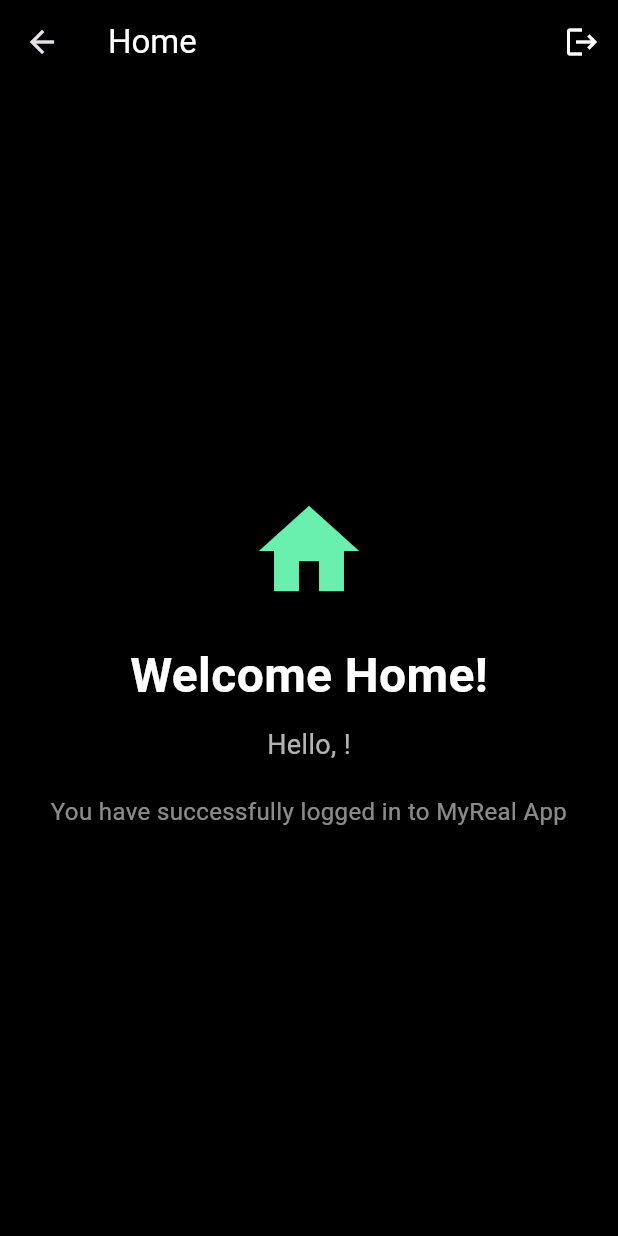
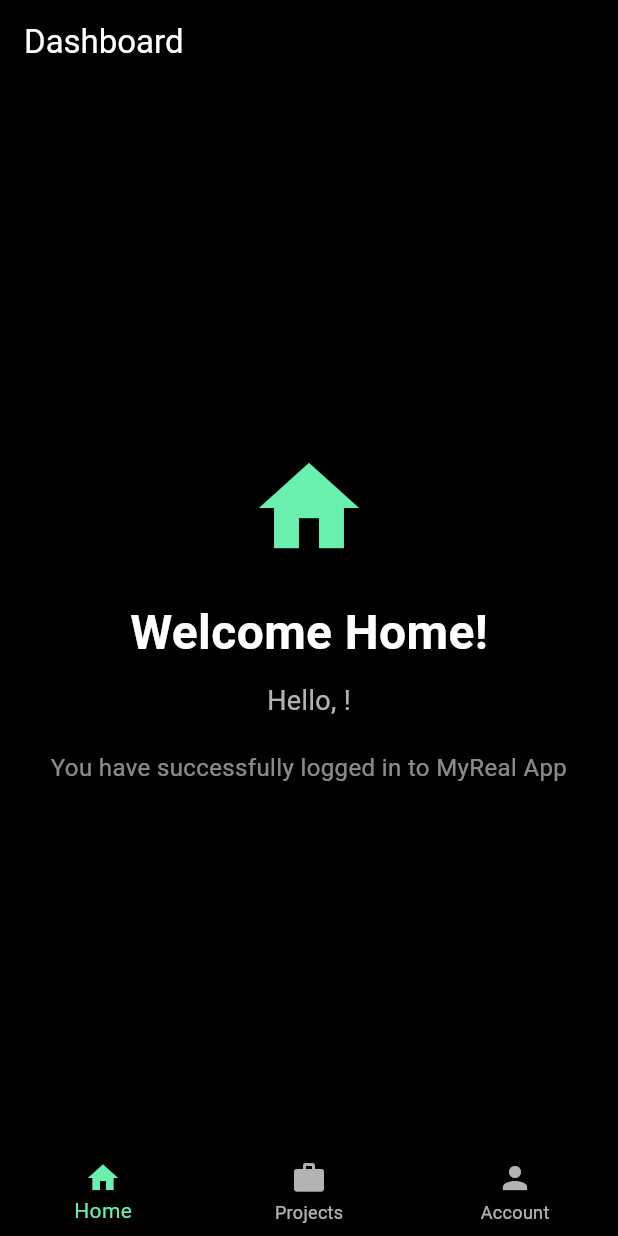
Before and after one commit to Next-Gen-Evans/myreal_app, a Flutter app: the HomeScreen screen opened by its route, on a phone screen of 412 x 824 dp. Run offline on Flutter 3.47's test engine with Material 3 defaults, Android fonts, the phone set to English and light mode, and no system bars; our stand-ins replace firebase_auth, firebase_core; accounts and stored records are empty.

Commit message:
Added new SettingsScreen with navigation and layout adjustments. Moved logout functionality from HomeScreen to AccountScreen only. Improved SettingsScreen layout by removing top spacing and aligning title. Enabled back button on SettingsScreen to navigate to Home page.

```diff
--- a/lib/screens/home_screen.dart
+++ b/lib/screens/home_screen.dart
@@ -1,30 +1,84 @@
 import 'package:flutter/material.dart';
 import 'package:firebase_auth/firebase_auth.dart';
+import 'package:myreal_app/screens/settings_screen.dart';
+import 'projects_screen.dart';
+import 'account_screen.dart';
 
-class HomeScreen extends StatelessWidget {
+class HomeScreen extends StatefulWidget {
   const HomeScreen({super.key});
+
+  @override
+  State<HomeScreen> createState() => _HomeScreenState();
+}
+
+class _HomeScreenState extends State<HomeScreen> {
+  int _selectedIndex = 0;
+
+  final user = FirebaseAuth.instance.currentUser;
+
+  // Pages for navigation
+  static final List<Widget> _pages = <Widget>[
+    const _HomePage(),
+    const ProjectsScreen(),
+    const SettingsScreen(),
+  ];
+
+  void _onItemTapped(int index) {
+    setState(() {
+      _selectedIndex = index;
+    });
+  }
+
+  @override
+  Widget build(BuildContext context) {
+    // Show “Dashboard” title only on Home page
+    String? appBarTitle;
+    if (_selectedIndex == 0) {
+      appBarTitle = 'Dashboard';
+    }
+
+    return WillPopScope(
+      onWillPop: () async => false, // Prevent back navigation
+      child: Scaffold(
+        backgroundColor: Colors.black,
+        appBar: AppBar(
+          automaticallyImplyLeading: false,
+          backgroundColor: Colors.black,
+          elevation: 0,
+          title: appBarTitle != null
+              ? Text(appBarTitle, style: const TextStyle(color: Colors.white))
+              : null,
+          // Removed the logout button completely
+        ),
+        body: _pages[_selectedIndex],
+        bottomNavigationBar: BottomNavigationBar(
+          backgroundColor: Colors.black,
+          selectedItemColor: Colors.greenAccent,
+          unselectedItemColor: Colors.white70,
+          currentIndex: _selectedIndex,
+          onTap: _onItemTapped,
+          items: const [
+            BottomNavigationBarItem(icon: Icon(Icons.home), label: 'Home'),
+            BottomNavigationBarItem(icon: Icon(Icons.work), label: 'Projects'),
+            BottomNavigationBarItem(icon: Icon(Icons.person), label: 'Account'),
+          ],
+        ),
+      ),
+    );
+  }
+}
+
+// ---------------------
+// 🏠 HOME PAGE CONTENT
+// ---------------------
+class _HomePage extends StatelessWidget {
+  const _HomePage();
 
   @override
   Widget build(BuildContext context) {
     final user = FirebaseAuth.instance.currentUser;
 
-    return Scaffold(
-      backgroundColor: Colors.black,
-      appBar: AppBar(
-        backgroundColor: Colors.black,
-        elevation: 0,
-        title: const Text('Home', style: TextStyle(color: Colors.white)),
-        actions: [
-          IconButton(
-            icon: const Icon(Icons.logout, color: Colors.white),
-            onPressed: () {
-              FirebaseAuth.instance.signOut();
-              Navigator.pushNamedAndRemoveUntil(context, '/', (route) => false);
-            },
-          ),
-        ],
-      ),
-      body: Center(
+    return Center(
       child: Column(
         mainAxisAlignment: MainAxisAlignment.center,
         children: [
@@ -51,7 +105,6 @@ class HomeScreen extends StatelessWidget {
           ),
         ],
       ),
-      ),
     );
   }
 }
```
Also changed, not shown: lib/screens/account_screen.dart (added, +15 -0 lines), lib/screens/projects_screen.dart (added, +31 -0 lines), lib/screens/settings_screen.dart (added, +83 -0 lines). Lines whose indentation alone changed are shown as unchanged.
